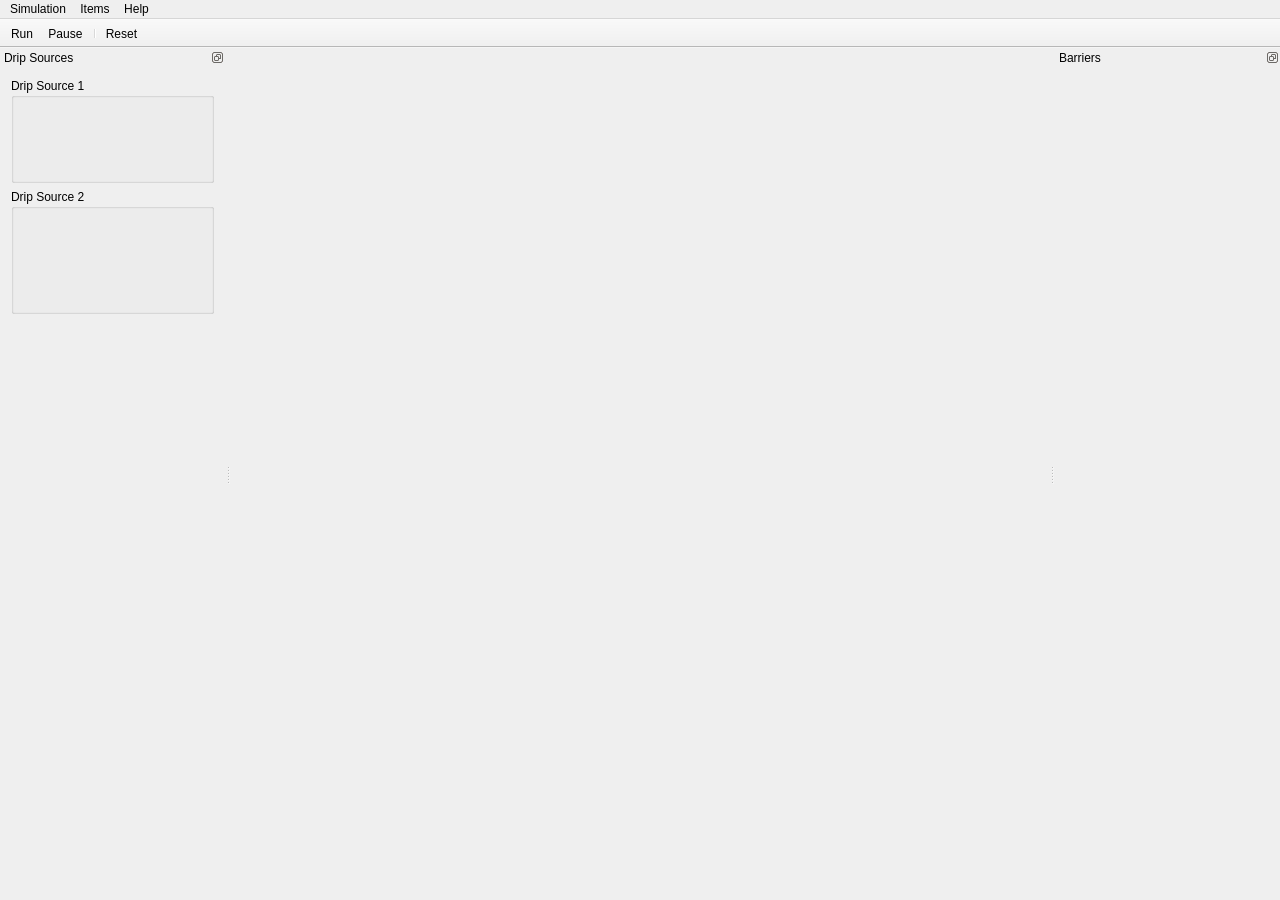
This is src/EWS/app/widget/EWSMainWindow.ui in metasim/ews as Qt 5 draws it before an edit. The edited form follows.
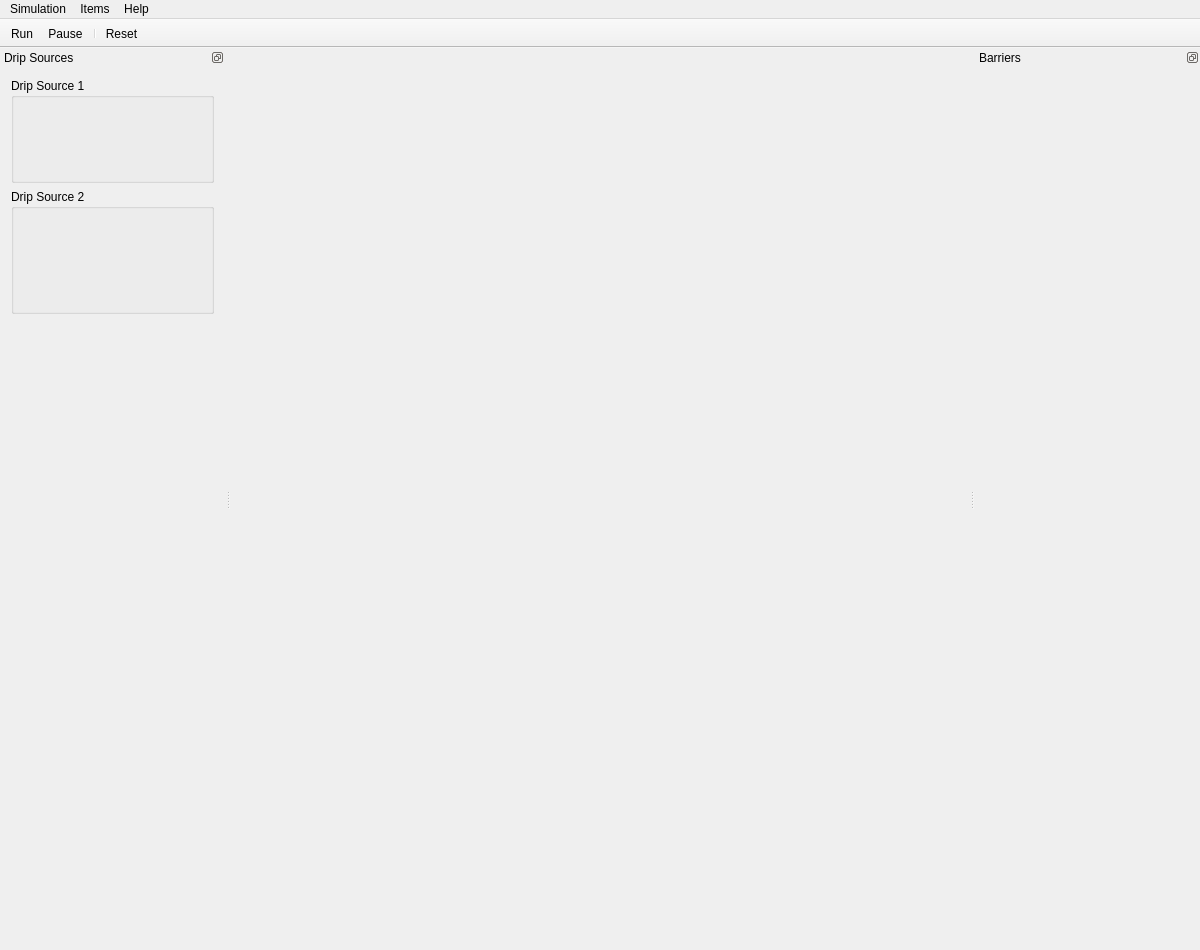
This is the edited form. Icons and pictures are not drawn. Custom widgets are drawn as their Qt base class.

```diff
--- a/src/EWS/app/widget/EWSMainWindow.ui
+++ b/src/EWS/app/widget/EWSMainWindow.ui
@@ -6,8 +6,8 @@
    <rect>
     <x>0</x>
     <y>0</y>
-    <width>1280</width>
-    <height>900</height>
+    <width>1200</width>
+    <height>950</height>
    </rect>
   </property>
   <property name="windowTitle">
@@ -34,7 +34,7 @@
     <rect>
      <x>0</x>
      <y>0</y>
-     <width>1280</width>
+     <width>1048</width>
      <height>22</height>
     </rect>
    </property>
```
Left out of the diff: 33 changed lines with no effect on the pictures.
